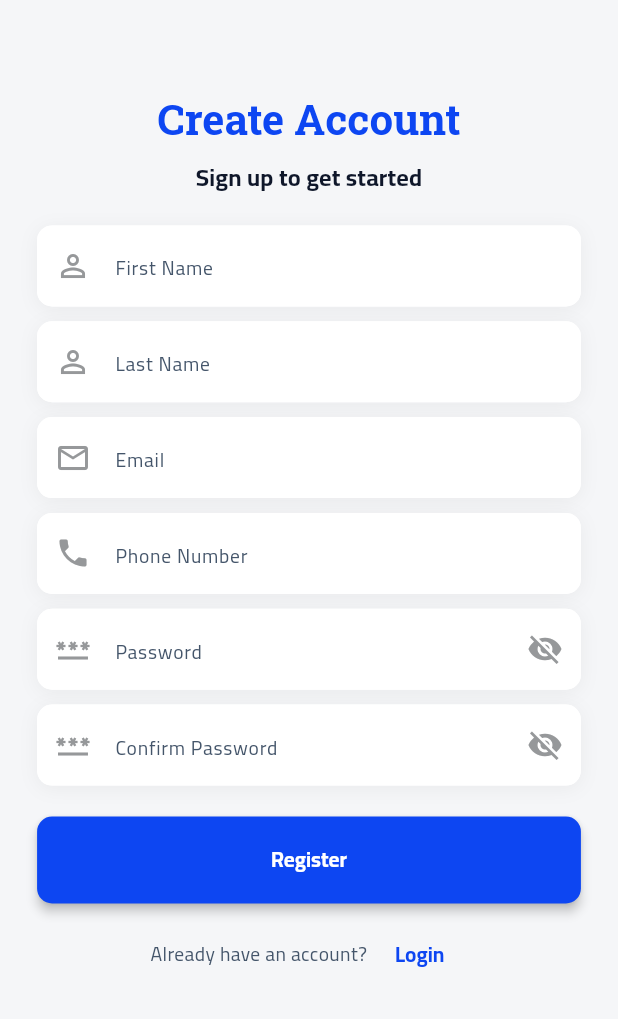
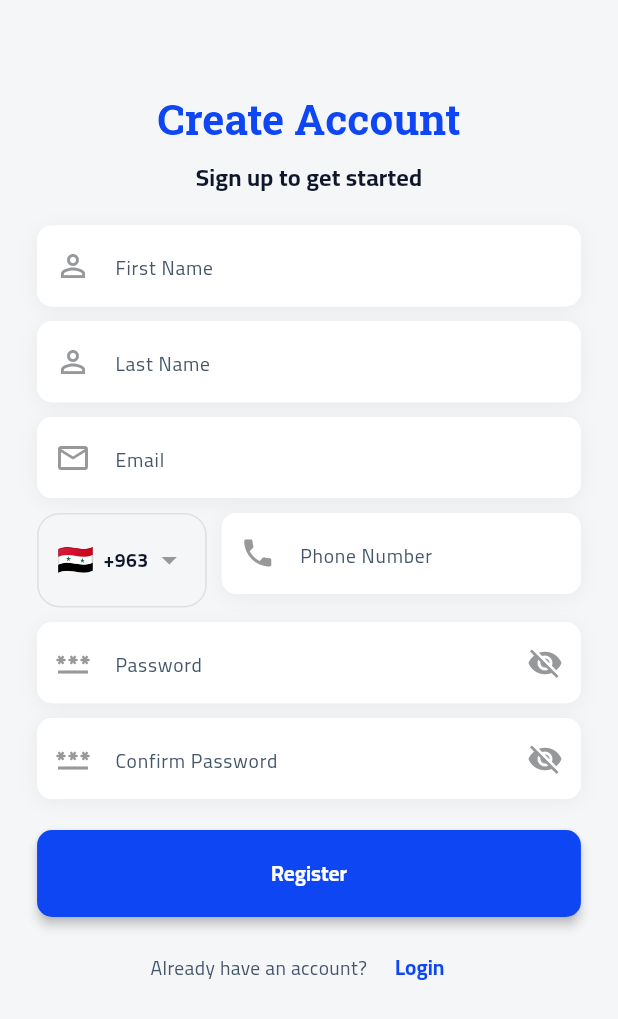
Before and after one commit to OTech7/LiveMapEvents, a Flutter app: the RegisterScreen screen opened by its route, on a phone screen of 412 x 824 dp. Shown: the top 1019 px of the screen. Run offline on Flutter 3.47's test engine with Material 3 defaults, Android fonts, the phone set to English and light mode, and no system bars; our stand-ins replace bloc, dartz, dio, easy_localization, equatable, flutter_bloc and 6 more; accounts and stored records are empty.

Commit message:
fix add number extended all countries frontend

```diff
--- /dev/null
+++ b/mobile/lib/core/data/countries.dart
@@ -0,0 +1,152 @@
+/// Country dial-code data used by the phone-number country picker.
+///
+/// Flag emoji is generated on the fly from the ISO 3166-1 alpha-2 code so we
+/// don't ship any image assets. (Windows desktop falls back to letters; on
+/// iOS, Android and modern web the proper flag glyph renders.)
+class Country {
+  final String code; // ISO 3166-1 alpha-2 (e.g. "SY")
+  final String name;
+  final String dialCode; // E.164 prefix incl. "+", e.g. "+963"
+
+  const Country({
+    required this.code,
+    required this.name,
+    required this.dialCode,
+  });
+
+  /// Regional-indicator flag emoji built from the ISO code.
+  String get flag {
+    final upper = code.toUpperCase();
+    if (upper.length != 2) return '';
+    const base = 0x1F1E6; // 🇦
+    return String.fromCharCodes([
+      base + (upper.codeUnitAt(0) - 0x41),
+      base + (upper.codeUnitAt(1) - 0x41),
+    ]);
+  }
+
+  bool matches(String query) {
+    if (query.isEmpty) return true;
+    final q = query.trim().toLowerCase();
+    return name.toLowerCase().contains(q) ||
+        code.toLowerCase().contains(q) ||
+        dialCode.contains(q.replaceAll('+', ''));
+  }
+}
+
+class Countries {
+  /// Default country shown when the user opens the phone field.
+  static const Country defaultCountry = Country(
+    code: 'SY',
+    name: 'Syria',
+    dialCode: '+963',
+  );
+
+  /// Curated list — covers MENA, Europe, the Americas, and major APAC.
+  /// Sorted alphabetically by [name] for the picker; the picker pins
+  /// [defaultCountry] to the top.
+  static const List<Country> all = [
+    Country(code: 'AF', name: 'Afghanistan', dialCode: '+93'),
+    Country(code: 'AL', name: 'Albania', dialCode: '+355'),
+    Country(code: 'DZ', name: 'Algeria', dialCode: '+213'),
+    Country(code: 'AR', name: 'Argentina', dialCode: '+54'),
+    Country(code: 'AM', name: 'Armenia', dialCode: '+374'),
+    Country(code: 'AU', name: 'Australia', dialCode: '+61'),
+    Country(code: 'AT', name: 'Austria', dialCode: '+43'),
+    Country(code: 'AZ', name: 'Azerbaijan', dialCode: '+994'),
+    Country(code: 'BH', name: 'Bahrain', dialCode: '+973'),
+    Country(code: 'BD', name: 'Bangladesh', dialCode: '+880'),
+    Country(code: 'BY', name: 'Belarus', dialCode: '+375'),
+    Country(code: 'BE', name: 'Belgium', dialCode: '+32'),
+    Country(code: 'BR', name: 'Brazil', dialCode: '+55'),
+    Country(code: 'BG', name: 'Bulgaria', dialCode: '+359'),
+    Country(code: 'CA', name: 'Canada', dialCode: '+1'),
+    Country(code: 'CL', name: 'Chile', dialCode: '+56'),
+    Country(code: 'CN', name: 'China', dialCode: '+86'),
+    Country(code: 'CO', name: 'Colombia', dialCode: '+57'),
+    Country(code: 'HR', name: 'Croatia', dialCode: '+385'),
+    Country(code: 'CY', name: 'Cyprus', dialCode: '+357'),
+    Country(code: 'CZ', name: 'Czechia', dialCode: '+420'),
+    Country(code: 'DK', name: 'Denmark', dialCode: '+45'),
+    Country(code: 'EG', name: 'Egypt', dialCode: '+20'),
+    Country(code: 'EE', name: 'Estonia', dialCode: '+372'),
+    Country(code: 'FI', name: 'Finland', dialCode: '+358'),
+    Country(code: 'FR', name: 'France', dialCode: '+33'),
+    Country(code: 'GE', name: 'Georgia', dialCode: '+995'),
+    Country(code: 'DE', name: 'Germany', dialCode: '+49'),
+    Country(code: 'GR', name: 'Greece', dialCode: '+30'),
+    Country(code: 'HK', name: 'Hong Kong', dialCode: '+852'),
+    Country(code: 'HU', name: 'Hungary', dialCode: '+36'),
+    Country(code: 'IS', name: 'Iceland', dialCode: '+354'),
+    Country(code: 'IN', name: 'India', dialCode: '+91'),
+    Country(code: 'ID', name: 'Indonesia', dialCode: '+62'),
+    Country(code: 'IR', name: 'Iran', dialCode: '+98'),
+    Country(code: 'IQ', name: 'Iraq', dialCode: '+964'),
+    Country(code: 'IE', name: 'Ireland', dialCode: '+353'),
+    Country(code: 'IT', name: 'Italy', dialCode: '+39'),
+    Country(code: 'JP', name: 'Japan', dialCode: '+81'),
+    Country(code: 'JO', name: 'Jordan', dialCode: '+962'),
+    Country(code: 'KZ', name: 'Kazakhstan', dialCode: '+7'),
+    Country(code: 'KE', name: 'Kenya', dialCode: '+254'),
+    Country(code: 'KW', name: 'Kuwait', dialCode: '+965'),
+    Country(code: 'KG', name: 'Kyrgyzstan', dialCode: '+996'),
+    Country(code: 'LV', name: 'Latvia', dialCode: '+371'),
+    Country(code: 'LB', name: 'Lebanon', dialCode: '+961'),
+    Country(code: 'LY', name: 'Libya', dialCode: '+218'),
+    Country(code: 'LT', name: 'Lithuania', dialCode: '+370'),
+    Country(code: 'LU', name: 'Luxembourg', dialCode: '+352'),
+    Country(code: 'MY', name: 'Malaysia', dialCode: '+60'),
+    Country(code: 'MT', name: 'Malta', dialCode: '+356'),
+    Country(code: 'MX', name: 'Mexico', dialCode: '+52'),
+    Country(code: 'MD', name: 'Moldova', dialCode: '+373'),
+    Country(code: 'MA', name: 'Morocco', dialCode: '+212'),
+    Country(code: 'NL', name: 'Netherlands', dialCode: '+31'),
+    Country(code: 'NZ', name: 'New Zealand', dialCode: '+64'),
+    Country(code: 'NG', name: 'Nigeria', dialCode: '+234'),
+    Country(code: 'NO', name: 'Norway', dialCode: '+47'),
+    Country(code: 'OM', name: 'Oman', dialCode: '+968'),
+    Country(code: 'PK', name: 'Pakistan', dialCode: '+92'),
+    Country(code: 'PS', name: 'Palestine', dialCode: '+970'),
+    Country(code: 'PH', name: 'Philippines', dialCode: '+63'),
+    Country(code: 'PL', name: 'Poland', dialCode: '+48'),
+    Country(code: 'PT', name: 'Portugal', dialCode: '+351'),
+    Country(code: 'QA', name: 'Qatar', dialCode: '+974'),
+    Country(code: 'RO', name: 'Romania', dialCode: '+40'),
+    Country(code: 'RU', name: 'Russia', dialCode: '+7'),
+    Country(code: 'SA', name: 'Saudi Arabia', dialCode: '+966'),
+    Country(code: 'RS', name: 'Serbia', dialCode: '+381'),
+    Country(code: 'SG', name: 'Singapore', dialCode: '+65'),
+    Country(code: 'SK', name: 'Slovakia', dialCode: '+421'),
+    Country(code: 'SI', name: 'Slovenia', dialCode: '+386'),
+    Country(code: 'ZA', name: 'South Africa', dialCode: '+27'),
+    Country(code: 'KR', name: 'South Korea', dialCode: '+82'),
+    Country(code: 'ES', name: 'Spain', dialCode: '+34'),
+    Country(code: 'LK', name: 'Sri Lanka', dialCode: '+94'),
+    Country(code: 'SD', name: 'Sudan', dialCode: '+249'),
+    Country(code: 'SE', name: 'Sweden', dialCode: '+46'),
+    Country(code: 'CH', name: 'Switzerland', dialCode: '+41'),
+    Country(code: 'SY', name: 'Syria', dialCode: '+963'),
+    Country(code: 'TW', name: 'Taiwan', dialCode: '+886'),
+    Country(code: 'TJ', name: 'Tajikistan', dialCode: '+992'),
+    Country(code: 'TH', name: 'Thailand', dialCode: '+66'),
+    Country(code: 'TN', name: 'Tunisia', dialCode: '+216'),
+    Country(code: 'TR', name: 'Türkiye', dialCode: '+90'),
+    Country(code: 'TM', name: 'Turkmenistan', dialCode: '+993'),
+    Country(code: 'UA', name: 'Ukraine', dialCode: '+380'),
+    Country(code: 'AE', name: 'United Arab Emirates', dialCode: '+971'),
+    Country(code: 'GB', name: 'United Kingdom', dialCode: '+44'),
+    Country(code: 'US', name: 'United States', dialCode: '+1'),
+    Country(code: 'UY', name: 'Uruguay', dialCode: '+598'),
+    Country(code: 'UZ', name: 'Uzbekistan', dialCode: '+998'),
+    Country(code: 'VE', name: 'Venezuela', dialCode: '+58'),
+    Country(code: 'VN', name: 'Vietnam', dialCode: '+84'),
+    Country(code: 'YE', name: 'Yemen', dialCode: '+967'),
+  ];
+
+  static Country byCode(String code) {
+    return all.firstWhere(
+          (c) => c.code.toUpperCase() == code.toUpperCase(),
+      orElse: () => defaultCountry,
+    );
+  }
+}
--- /dev/null
+++ b/mobile/lib/core/widgets/country_code_picker.dart
@@ -0,0 +1,177 @@
+import 'package:flutter/material.dart';
+
+import '../constants/colors.dart';
+import '../data/countries.dart';
+
+/// A compact button that shows the currently-selected country (flag + dial
+/// code) and opens a searchable bottom sheet on tap.
+///
+/// Use this together with a phone-number `TextFormField`. Wire the dial code
+/// into your auth payload via [selected.dialCode].
+class CountryCodePicker extends StatelessWidget {
+  final Country selected;
+  final ValueChanged<Country> onChanged;
+
+  /// Display style: "field" makes the picker look like a TextFormField so it
+  /// lines up with the phone input. "compact" is a smaller chip variant.
+  final CountryCodePickerStyle style;
+
+  const CountryCodePicker({
+    super.key,
+    required this.selected,
+    required this.onChanged,
+    this.style = CountryCodePickerStyle.field,
+  });
+
+  Future<void> _open(BuildContext context) async {
+    final picked = await showModalBottomSheet<Country>(
+      context: context,
+      isScrollControlled: true,
+      backgroundColor: Colors.white,
+      shape: const RoundedRectangleBorder(
+        borderRadius: BorderRadius.vertical(top: Radius.circular(20)),
+      ),
+      builder: (_) => _CountryListSheet(selectedCode: selected.code),
+    );
+    if (picked != null) onChanged(picked);
+  }
+
+  @override
+  Widget build(BuildContext context) {
+    final isField = style == CountryCodePickerStyle.field;
+    return InkWell(
+      onTap: () => _open(context),
+      borderRadius: BorderRadius.circular(isField ? 15 : 12),
+      child: Container(
+        padding: EdgeInsets.symmetric(
+          horizontal: 12,
+          vertical: isField ? 16 : 10,
+        ),
+        decoration: BoxDecoration(
+          color: AppColors.kBackgroundColor,
+          borderRadius: BorderRadius.circular(isField ? 15 : 12),
+          border: Border.all(color: Colors.grey.shade300),
+        ),
+        child: Row(
+          mainAxisSize: MainAxisSize.min,
+          children: [
+            Text(selected.flag, style: const TextStyle(fontSize: 20)),
+            const SizedBox(width: 6),
+            Text(
+              selected.dialCode,
+              style: const TextStyle(
+                fontWeight: FontWeight.w600,
+                color: AppColors.kTextPrimaryColor,
+              ),
+            ),
+            const SizedBox(width: 2),
+            const Icon(Icons.arrow_drop_down, color: AppColors.kLightGreyColor),
+          ],
+        ),
+      ),
+    );
+  }
+}
+
+enum CountryCodePickerStyle { field, compact }
+
+class _CountryListSheet extends StatefulWidget {
+  final String selectedCode;
+
+  const _CountryListSheet({required this.selectedCode});
+
+  @override
+  State<_CountryListSheet> createState() => _CountryListSheetState();
+}
+
+class _CountryListSheetState extends State<_CountryListSheet> {
+  String _query = '';
+
+  @override
+  Widget build(BuildContext context) {
+    final mq = MediaQuery.of(context);
+    // Build the list: pin the default country (Syria) to the top, then
+    // show every other country in alphabetical order.
+    final base = [...Countries.all]..sort((a, b) => a.name.compareTo(b.name));
+    final ordered = <Country>[
+      Countries.defaultCountry,
+      ...base.where((c) => c.code != Countries.defaultCountry.code),
+    ];
+    final filtered = ordered.where((c) => c.matches(_query)).toList();
+
+    return Padding(
+      padding: EdgeInsets.only(bottom: mq.viewInsets.bottom),
+      child: SizedBox(
+        height: mq.size.height * 0.75,
+        child: Column(
+          children: [
+            const SizedBox(height: 10),
+            Container(
+              width: 40,
+              height: 4,
+              decoration: BoxDecoration(
+                color: Colors.grey.shade300,
+                borderRadius: BorderRadius.circular(2),
+              ),
+            ),
+            const SizedBox(height: 12),
+            Padding(
+              padding: const EdgeInsets.symmetric(horizontal: 16),
+              child: TextField(
+                autofocus: false,
+                onChanged: (v) => setState(() => _query = v),
+                decoration: InputDecoration(
+                  hintText: 'Search country or code',
+                  prefixIcon: const Icon(Icons.search),
+                  filled: true,
+                  fillColor: AppColors.kBackgroundColor,
+                  border: OutlineInputBorder(
+                    borderRadius: BorderRadius.circular(12),
+                    borderSide: BorderSide.none,
+                  ),
+                  contentPadding: const EdgeInsets.symmetric(vertical: 0),
+                ),
+              ),
+            ),
+            const SizedBox(height: 8),
+            Expanded(
+              child: filtered.isEmpty
+                  ? const Center(child: Text('No matches'))
+                  : ListView.separated(
+                itemCount: filtered.length,
+                separatorBuilder: (_, __) =>
+                    Divider(height: 1, color: Colors.grey.shade100),
+                itemBuilder: (_, i) {
+                  final c = filtered[i];
+                  final isSelected = c.code == widget.selectedCode;
+                  return ListTile(
+                    leading: Text(
+                      c.flag,
+                      style: const TextStyle(fontSize: 24),
+                    ),
+                    title: Text(c.name),
+                    trailing: Text(
+                      c.dialCode,
+                      style: TextStyle(
+                        color: isSelected
+                            ? AppColors.kPrimaryColor
+                            : AppColors.kTextSecondaryColor,
+                        fontWeight: isSelected
+                            ? FontWeight.w700
+                            : FontWeight.w500,
+                      ),
+                    ),
+                    selected: isSelected,
+                    selectedTileColor:
+                    AppColors.kPrimaryColor.withOpacity(0.06),
+                    onTap: () => Navigator.of(context).pop(c),
+                  );
+                },
+              ),
+            ),
+          ],
+        ),
+      ),
+    );
+  }
+}
--- a/mobile/lib/features/auth/presentation/pages/register/register_screen.dart
+++ b/mobile/lib/features/auth/presentation/pages/register/register_screen.dart
@@ -2,8 +2,10 @@ import 'package:flutter/material.dart';
 import 'package:flutter/services.dart';
 
 import '../../../../../core/constants/colors.dart';
+import '../../../../../core/data/countries.dart';
 import '../../../../../core/helper/validator.dart';
 import '../../../../../core/strings/app_strings.dart';
+import '../../../../../core/widgets/country_code_picker.dart';
 import '../login/widgets/login_header_widget.dart';
 import '../widgets/auth_fields.dart';
 import 'widgets/go_login_button.dart';
@@ -26,9 +28,13 @@ class _RegisterScreenState extends State<RegisterScreen> {
   final TextEditingController _confirmPasswordController =
       TextEditingController();
 
-  final TextEditingController _countryCodeController = TextEditingController(
-    text: "+963",
-  );
+  // Defaults to Syria (+963). User can change via the picker.
+  Country _country = Countries.defaultCountry;
+
+  // Mirror the dial code into a TextEditingController so that the existing
+  // RegisterPayload contract (which expects a controller) keeps working.
+  late final TextEditingController _countryCodeController =
+  TextEditingController(text: _country.dialCode);
   final bool _obscurePassword = true;
   final bool _obscureConfirmPassword = true;
   final GlobalKey<FormState> _formKey = GlobalKey<FormState>();
@@ -104,17 +110,33 @@ class _RegisterScreenState extends State<RegisterScreen> {
                     keyboardType: TextInputType.emailAddress,
                   ),
                   SizedBox(height: vSpaceSm),
-                  CustomTextFieldWidget(
+                  Row(
+                    crossAxisAlignment: CrossAxisAlignment.start,
+                    children: [
+                      CountryCodePicker(
+                        selected: _country,
+                        onChanged: (c) =>
+                            setState(() {
+                              _country = c;
+                              _countryCodeController.text = c.dialCode;
+                            }),
+                      ),
+                      const SizedBox(width: 10),
+                      Expanded(
+                        child: CustomTextFieldWidget(
                           controller: _phoneController,
                           icon: Icons.phone,
-                    // prefixText: '963',
                           formatters: [
                             FilteringTextInputFormatter.digitsOnly,
-                      LengthLimitingTextInputFormatter(9),
+                            // E.164 caps at 15 digits (excluding country code).
+                            LengthLimitingTextInputFormatter(15),
                           ],
                           hintText: AppStrings.phoneNumber,
                           keyboardType: TextInputType.phone,
                           validator: AppValidator.phoneNumberValidator,
+                        ),
+                      ),
+                    ],
                   ),
                   SizedBox(height: vSpaceSm),
                   PasswordInputField(
```
Also changed, not shown: mobile/lib/features/auth/presentation/pages/login/login_screen.dart (+10 -29 lines). Lines whose indentation alone changed are shown as unchanged.
